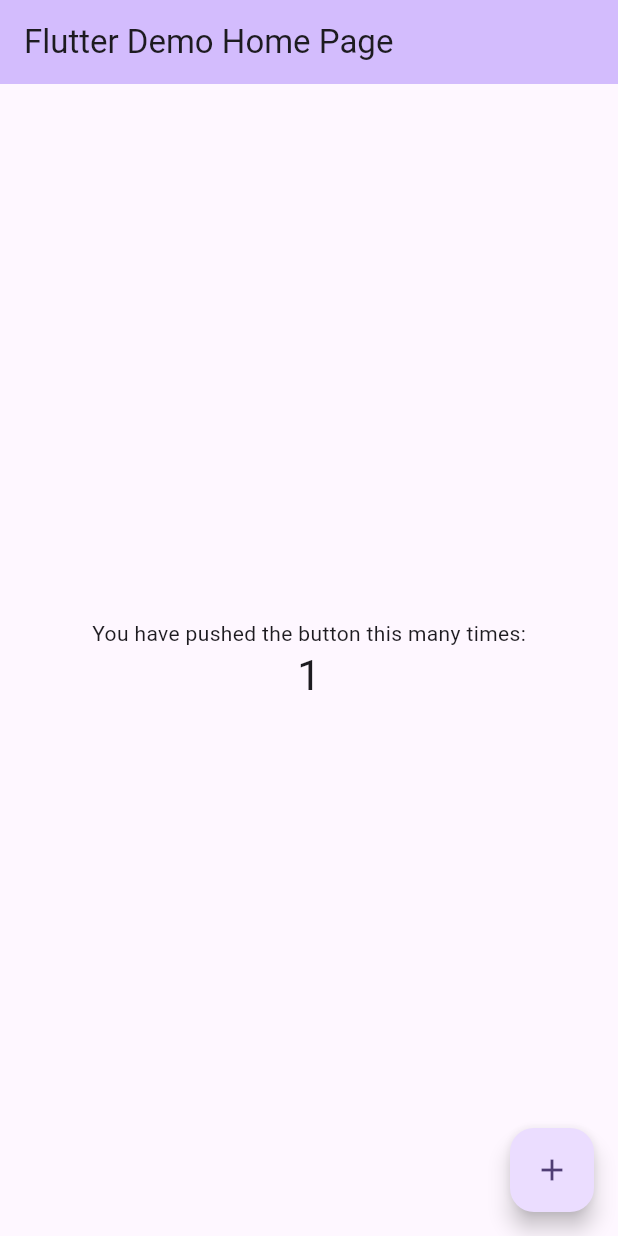
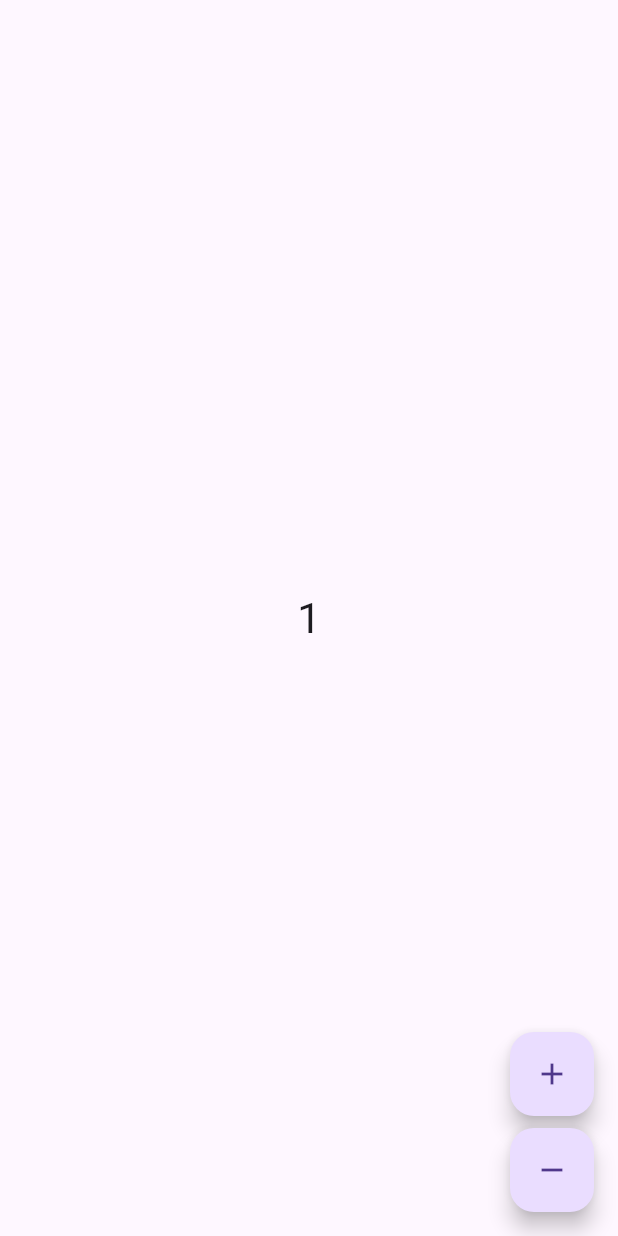
Before and after one commit to dw0124/Bloc_Widget, a Flutter app: the screen it shows after launch, after a tap on the "add" icon, on a phone screen of 412 x 824 dp. Run offline on Flutter 3.47's test engine with Material 3 defaults, Android fonts, the phone set to English and light mode, and no system bars; our stand-ins replace flutter_bloc.

Commit message:
Bloc을 사용한 Counter 에제

```diff
--- /dev/null
+++ b/lib/counter/counter.dart
@@ -0,0 +1,67 @@
+import 'package:flutter/material.dart';
+import 'package:flutter_bloc/flutter_bloc.dart';
+import 'package:bloc_widget/counter/counter_bloc.dart';
+
+class CounterApp extends MaterialApp {
+  const CounterApp({super.key}) : super(home: const CounterPage());
+}
+
+class CounterPage extends StatelessWidget {
+  const CounterPage({super.key});
+
+  @override
+  Widget build(BuildContext context) {
+    // BlocProvider를 사용해 CounterBloc을 생성하고, 이를 CounterView에 전달
+    return BlocProvider(
+      create: (context) => CounterBloc(),
+      child: CounterView(),
+    );
+  }
+}
+
+class CounterView extends StatelessWidget {
+  const CounterView({super.key});
+
+  @override
+  Widget build(BuildContext context) {
+    return Scaffold(
+      body: Center(
+        // 상위 위젯트리에서 전달받은 CounterBloc을 BlocBuilder를 통해 UI에 연결
+        child: BlocBuilder<CounterBloc, int>(
+          builder: (context, state) {
+            return Column(
+              mainAxisAlignment: MainAxisAlignment.center,
+              children: <Widget>[
+                Text(
+                  '$state', // 현재 CounterBloc의 상태(state)를 표시
+                  style: Theme.of(context).textTheme.headlineMedium,
+                ),
+              ],
+            );
+          },
+        ),
+      ),
+      floatingActionButton: Column(
+        mainAxisAlignment: MainAxisAlignment.end,
+        crossAxisAlignment: CrossAxisAlignment.end,
+        children: <Widget>[
+          FloatingActionButton(
+            key: const Key('counterView_increment_floatingActionButton'),
+            child: const Icon(Icons.add),
+            onPressed:
+                // context를 통해 상위 위젯트리에서 CounterBloc을 찾아
+                // CounterIncrementPressed 이벤트를 추가하여 상태(state)를 증가시킴
+                () => context.read<CounterBloc>().add(CounterIncrementPressed()),
+          ),
+          const SizedBox(height: 8),
+          FloatingActionButton(
+            key: const Key('counterView_decrement_floatingActionButton'),
+            child: const Icon(Icons.remove),
+            onPressed:
+                () => context.read<CounterBloc>().add(CounterDecrementPressed()),
+          ),
+        ],
+      ),
+    );
+  }
+}
--- /dev/null
+++ b/lib/counter/counter_bloc.dart
@@ -0,0 +1,48 @@
+import 'package:flutter_bloc/flutter_bloc.dart';
+
+sealed class CounterEvent {}
+
+final class CounterIncrementPressed extends CounterEvent {}
+final class CounterDecrementPressed extends CounterEvent {}
+final class CounterErrorPressed extends CounterEvent {}
+
+class CounterBloc extends Bloc<CounterEvent, int> {
+  CounterBloc() : super(0) {
+    // CounterIncrementPressed 이벤트를 관리하는 EventHandler
+    on<CounterIncrementPressed>((event, emit) => emit(state + 1));
+
+    // CounterDecrementPressed 이벤트를 관리하는 EventHandler
+    on<CounterDecrementPressed>((event, emit) => emit(state - 1));
+
+    on<CounterErrorPressed>((event, emit) {
+      addError(Exception('error!'), StackTrace.current);
+    });
+  }
+
+  @override
+  void onEvent(CounterEvent event) {
+    // 이벤트 발생 시 호출됨
+    super.onEvent(event);
+    print(event);
+  }
+
+  @override
+  void onChange(Change<int> change) {
+    // State가 변경될 때 호출됨
+    super.onChange(change);
+    print(change);
+  }
+
+  @override
+  void onTransition(Transition<CounterEvent, int> transition) {
+    // State가 변경될 때 호출됨 (이벤트 정보를 포함)
+    super.onTransition(transition);
+    print(transition);
+  }
+
+  @override
+  void onError(Object error, StackTrace stackTrace) {
+    print('$error, $stackTrace');
+    super.onError(error, stackTrace);
+  }
+}
--- a/lib/main.dart
+++ b/lib/main.dart
@@ -1,107 +1,6 @@
+import 'package:bloc_widget/counter/counter.dart';
 import 'package:flutter/material.dart';
 
 void main() {
-  runApp(const MyApp());
+  runApp(const CounterApp());
 }
-
-class MyApp extends StatelessWidget {
-  const MyApp({super.key});
-
-  // This widget is the root of your application.
-  @override
-  Widget build(BuildContext context) {
-    return MaterialApp(
-      title: 'Flutter Demo',
-      theme: ThemeData(
-        colorScheme: ColorScheme.fromSeed(seedColor: Colors.deepPurple),
-      ),
-      home: const MyHomePage(title: 'Flutter Demo Home Page'),
-    );
-  }
-}
-
-class MyHomePage extends StatefulWidget {
-  const MyHomePage({super.key, required this.title});
-
-  // This widget is the home page of your application. It is stateful, meaning
-  // that it has a State object (defined below) that contains fields that affect
-  // how it looks.
-
-  // This class is the configuration for the state. It holds the values (in this
-  // case the title) provided by the parent (in this case the App widget) and
-  // used by the build method of the State. Fields in a Widget subclass are
-  // always marked "final".
-
-  final String title;
-
-  @override
-  State<MyHomePage> createState() => _MyHomePageState();
-}
-
-class _MyHomePageState extends State<MyHomePage> {
-  int _counter = 0;
-
-  void _incrementCounter() {
-    setState(() {
-      // This call to setState tells the Flutter framework that something has
-      // changed in this State, which causes it to rerun the build method below
-      // so that the display can reflect the updated values. If we changed
-      // _counter without calling setState(), then the build method would not be
-      // called again, and so nothing would appear to happen.
-      _counter++;
-    });
-  }
-
-  @override
-  Widget build(BuildContext context) {
-    // This method is rerun every time setState is called, for instance as done
-    // by the _incrementCounter method above.
-    //
-    // The Flutter framework has been optimized to make rerunning build methods
-    // fast, so that you can just rebuild anything that needs updating rather
-    // than having to individually change instances of widgets.
-    return Scaffold(
-      appBar: AppBar(
-        // TRY THIS: Try changing the color here to a specific color (to
-        // Colors.amber, perhaps?) and trigger a hot reload to see the AppBar
-        // change color while the other colors stay the same.
-        backgroundColor: Theme.of(context).colorScheme.inversePrimary,
-        // Here we take the value from the MyHomePage object that was created by
-        // the App.build method, and use it to set our appbar title.
-        title: Text(widget.title),
-      ),
-      body: Center(
-        // Center is a layout widget. It takes a single child and positions it
-        // in the middle of the parent.
-        child: Column(
-          // Column is also a layout widget. It takes a list of children and
-          // arranges them vertically. By default, it sizes itself to fit its
-          // children horizontally, and tries to be as tall as its parent.
-          //
-          // Column has various properties to control how it sizes itself and
-          // how it positions its children. Here we use mainAxisAlignment to
-          // center the children vertically; the main axis here is the vertical
-          // axis because Columns are vertical (the cross axis would be
-          // horizontal).
-          //
-          // TRY THIS: Invoke "debug painting" (choose the "Toggle Debug Paint"
-          // action in the IDE, or press "p" in the console), to see the
-          // wireframe for each widget.
-          mainAxisAlignment: MainAxisAlignment.center,
-          children: <Widget>[
-            const Text('You have pushed the button this many times:'),
-            Text(
-              '$_counter',
-              style: Theme.of(context).textTheme.headlineMedium,
-            ),
-          ],
-        ),
-      ),
-      floatingActionButton: FloatingActionButton(
-        onPressed: _incrementCounter,
-        tooltip: 'Increment',
-        child: const Icon(Icons.add),
-      ), // This trailing comma makes auto-formatting nicer for build methods.
-    );
-  }
-}
```
